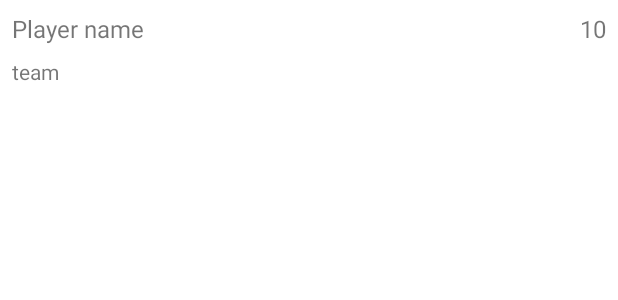
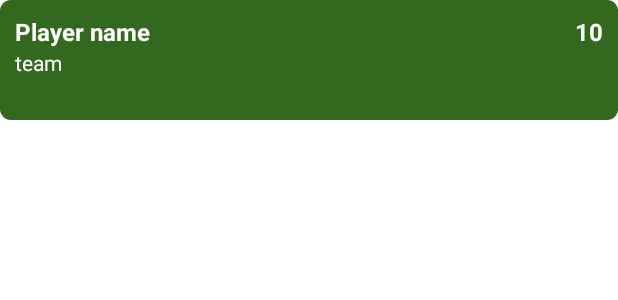
Before and after one commit to mkosecki1/FootballApp, an Android app: the layout scorers_layout.xml on its own in the app's theme, with its tools: preview values and no code run, on a phone screen of 412 x 824 dp. Shown: the top 300 px of the screen. Run offline under Robolectric (Android 15) with nearby library versions, the phone set to English and light mode, and no system bars.

Commit message:
Modify scorers layout

```diff
--- a/app/src/main/java/com/footballapp/ui/scorers/epoxy/ScorersLayoutView.kt
+++ b/app/src/main/java/com/footballapp/ui/scorers/epoxy/ScorersLayoutView.kt
@@ -6,7 +6,6 @@ import android.view.View
 import android.widget.TextView
 import androidx.constraintlayout.widget.ConstraintLayout
 import com.airbnb.epoxy.CallbackProp
-import com.airbnb.epoxy.ModelProp
 import com.airbnb.epoxy.ModelView
 import com.airbnb.epoxy.TextProp
 import com.footballapp.R
@@ -45,11 +44,6 @@ class ScorersLayoutView @JvmOverloads constructor(
         this.score.text = score
     }
 
-    @ModelProp
-    fun setBackground(backGround:Int) {
-        rootLayout.setBackgroundColor(backGround)
-    }
-
     @CallbackProp
     fun setItemClickListener(listener: OnClickListener?) {
         rootLayout.setOnClickListener(listener)
--- /dev/null
+++ b/app/src/main/res/drawable/epoxy_recycler_card_shape.xml
@@ -0,0 +1,6 @@
+<?xml version="1.0" encoding="utf-8"?>
+<shape android:shape="rectangle"
+    xmlns:android="http://schemas.android.com/apk/res/android">
+    <solid android:color="?attr/colorPrimaryDark" />
+    <corners android:radius="@dimen/radius_small" />
+</shape>
--- a/app/src/main/res/layout/scorers_fragment.xml
+++ b/app/src/main/res/layout/scorers_fragment.xml
@@ -3,6 +3,7 @@
     xmlns:tools="http://schemas.android.com/tools"
     android:layout_width="match_parent"
     android:layout_height="match_parent"
+    android:background="@color/colorPrimary"
     xmlns:app="http://schemas.android.com/apk/res-auto"
     tools:context=".ui.scorers.ScorersFragment">
 
@@ -34,6 +35,7 @@
         android:layout_marginTop="@dimen/recycler_margin_big"
         android:layout_marginEnd="@dimen/recycler_margin_medium"
         android:layout_weight="1"
+        app:itemSpacing="@dimen/margin_small_4_dp"
         app:layout_constraintBottom_toBottomOf="parent"
         app:layout_constraintEnd_toEndOf="parent"
         app:layout_constraintStart_toStartOf="parent"
--- a/app/src/main/res/layout/scorers_layout.xml
+++ b/app/src/main/res/layout/scorers_layout.xml
@@ -6,15 +6,15 @@
     android:layout_width="match_parent"
     android:layout_height="wrap_content"
     android:minHeight="@dimen/card_layout_height"
+    android:padding="@dimen/margin_small_10_dp"
+    android:background="@drawable/epoxy_recycler_card_shape"
     android:orientation="vertical">
 
     <androidx.appcompat.widget.AppCompatTextView
         android:id="@+id/scorers_layout_name"
         android:layout_width="wrap_content"
         android:layout_height="0dp"
-        android:layout_marginStart="@dimen/margin_small_8_dp"
-        android:layout_marginTop="@dimen/margin_small_8_dp"
-        android:textSize="@dimen/text_size_16_sp"
+        style="@style/RecyclerPrimaryTextStyle"
         app:layout_constraintStart_toStartOf="parent"
         app:layout_constraintTop_toTopOf="parent"
         tools:text="Player name" />
@@ -23,8 +23,7 @@
         android:id="@+id/scorers_layout_team"
         android:layout_width="wrap_content"
         android:layout_height="0dp"
-        android:layout_marginStart="@dimen/margin_small_8_dp"
-        android:layout_marginTop="@dimen/margin_small_8_dp"
+        style="@style/RecyclerSecondaryTextStyle"
         app:layout_constraintStart_toStartOf="parent"
         app:layout_constraintTop_toBottomOf="@id/scorers_layout_name"
         tools:text="team" />
@@ -33,9 +32,7 @@
         android:id="@+id/scorers_layout_goals"
         android:layout_width="wrap_content"
         android:layout_height="0dp"
-        android:layout_marginEnd="@dimen/margin_small_8_dp"
-        android:layout_marginTop="@dimen/margin_small_8_dp"
-        android:textSize="@dimen/text_size_16_sp"
+        style="@style/RecyclerPrimaryTextStyle"
         app:layout_constraintEnd_toEndOf="parent"
         app:layout_constraintTop_toTopOf="parent"
         tools:text="10" />
--- a/app/src/main/res/navigation/nav_main.xml
+++ b/app/src/main/res/navigation/nav_main.xml
@@ -3,7 +3,7 @@
     xmlns:app="http://schemas.android.com/apk/res-auto"
     xmlns:tools="http://schemas.android.com/tools"
     android:id="@+id/nav_main"
-    app:startDestination="@id/loginFragment"
+    app:startDestination="@id/scorersFragment"
     tools:ignore="UnusedNavigation">
 
     <fragment
--- a/app/src/main/res/values/dimens.xml
+++ b/app/src/main/res/values/dimens.xml
@@ -1,6 +1,7 @@
 <?xml version="1.0" encoding="utf-8"?>
 <resources>
     <!-- MARGINS -->
+    <dimen name="margin_small_4_dp">4dp</dimen>
     <dimen name="margin_small_8_dp">8dp</dimen>
     <dimen name="margin_small_10_dp">10dp</dimen>
     <dimen name="margin_medium_12_dp">12dp</dimen>
@@ -10,6 +11,7 @@
 
     <!-- TEXT -->
     <dimen name="text_size_12_sp">12sp</dimen>
+    <dimen name="text_size_14_sp">14sp</dimen>
     <dimen name="text_size_16_sp">16sp</dimen>
 
     <!-- LOGIN SCREEN -->
--- a/app/src/main/res/values/styles.xml
+++ b/app/src/main/res/values/styles.xml
@@ -5,6 +5,7 @@
         <item name="colorSecondary">@color/colorSecondary</item>
     </style>
 
+    <!-- LOGIN -->
     <style name="TextInputLayoutStyle" parent="Widget.MaterialComponents.TextInputLayout.FilledBox">
         <item name="hintTextAppearance">@style/TopHintTextInputLayoutAppearance</item>
         <item name="errorTextColor">@color/red</item>
@@ -61,4 +62,17 @@
         <item name="android:textSize">@dimen/text_size_button_login_fragment</item>
         <item name="android:fontFamily">sans-serif-light</item>
     </style>
+
+    <!-- SCORERS -->
+    <style name="RecyclerPrimaryTextStyle" parent="TextAppearance.AppCompat">
+        <item name="android:textSize">@dimen/text_size_16_sp</item>
+        <item name="android:textColor">@color/white</item>
+        <item name="android:textStyle">bold</item>
+    </style>
+
+    <style name="RecyclerSecondaryTextStyle" parent="TextAppearance.AppCompat">
+        <item name="android:textSize">@dimen/text_size_14_sp</item>
+        <item name="android:textColor">@color/white</item>
+    </style>
+
 </resources>
```
